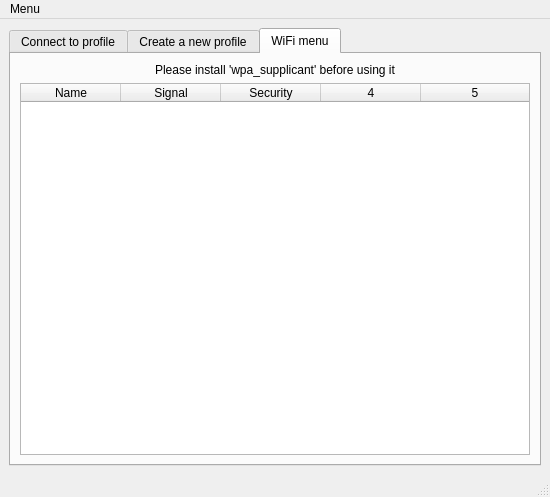
arcan1s/netctl-gui, file sources/gui/src/mainwindow.ui: the form before one commit.
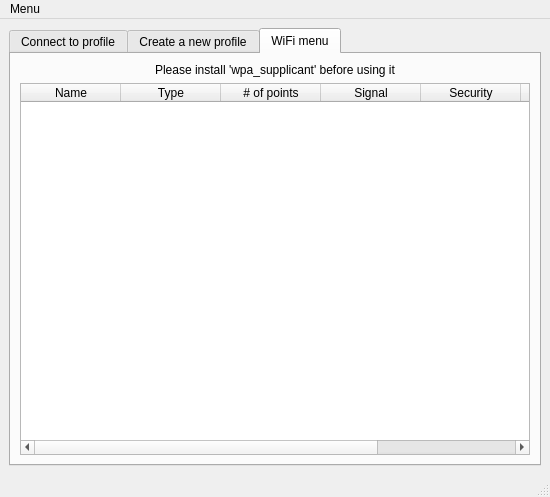
The form after the commit. The open tabs and pages were chosen to show the change. Icons and pictures are not drawn.

Commit message: + new Verbose* DBus calls + new force request to netctl (DBus) + PointType enum + notification on hidding, + new columns in WiFi menu * improve user expierence * fix language definition * fix tests * update 3rdparty components * small refactoring

The edit to the form file:
```diff
--- a/sources/gui/src/mainwindow.ui
+++ b/sources/gui/src/mainwindow.ui
@@ -218,7 +218,7 @@
            <bool>true</bool>
           </property>
           <property name="columnCount">
-           <number>5</number>
+           <number>7</number>
           </property>
           <attribute name="horizontalHeaderStretchLastSection">
            <bool>true</bool>
@@ -234,6 +234,22 @@
             <set>AlignHCenter|AlignVCenter|AlignCenter</set>
            </property>
           </column>
+          <column>
+           <property name="text">
+            <string>Type</string>
+           </property>
+           <property name="textAlignment">
+            <set>AlignHCenter|AlignVCenter|AlignCenter</set>
+           </property>
+          </column>
+          <column>
+           <property name="text">
+            <string># of points</string>
+           </property>
+           <property name="textAlignment">
+            <set>AlignHCenter|AlignVCenter|AlignCenter</set>
+           </property>
+          </column>
           <column>
            <property name="text">
             <string>Signal</string>
```
Left out of the diff: 20 changed lines with no effect on the pictures. The commit also changes 26 other files.
